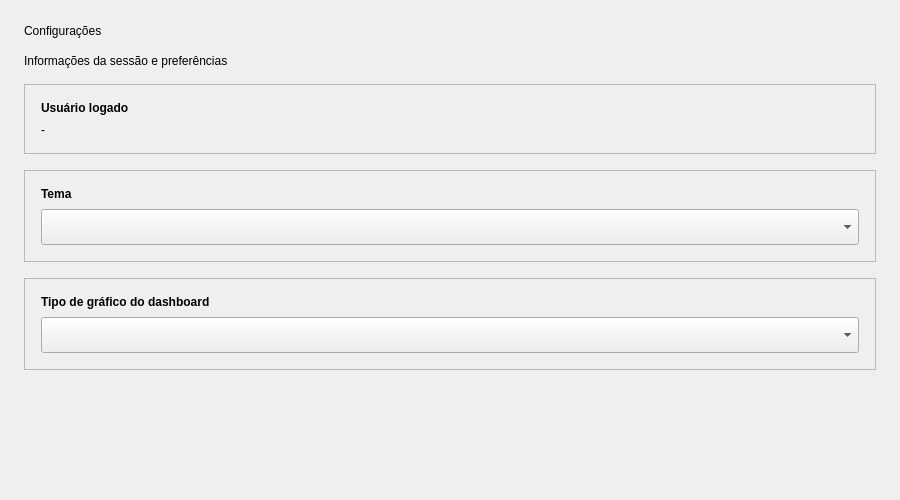
Before: the Qt Designer form ui/settings.ui in Wedson-Junior/MyFinance, drawn with Qt 5.
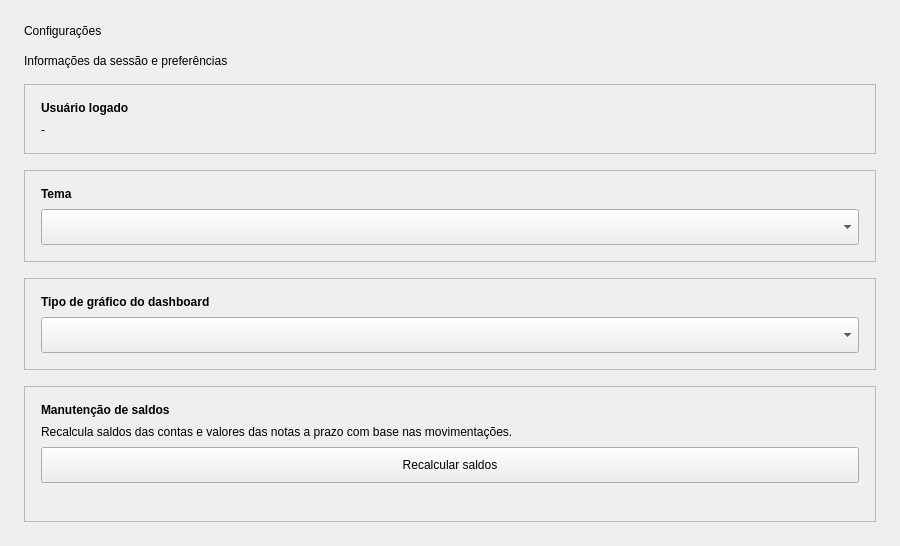
After: the same form once the commit is applied.

Commit message:
feat: contas a pagar/receber com haver e recálculo de saldos
Adiciona notas a prazo unificadas, liquidação parcial via haver
com movimentações vinculadas, exclusão em cascata com estorno
e botão nas configurações para recalcular saldos e status.

Patch:
```diff
--- a/ui/settings.ui
+++ b/ui/settings.ui
@@ -169,6 +169,70 @@
      </layout>
     </widget>
    </item>
+   <item>
+    <widget class="QFrame" name="frame_recalculate">
+     <property name="frameShape">
+      <enum>QFrame::StyledPanel</enum>
+     </property>
+     <layout class="QVBoxLayout" name="recalculateLayout">
+      <property name="spacing">
+       <number>8</number>
+      </property>
+      <property name="leftMargin">
+       <number>16</number>
+      </property>
+      <property name="topMargin">
+       <number>16</number>
+      </property>
+      <property name="rightMargin">
+       <number>16</number>
+      </property>
+      <property name="bottomMargin">
+       <number>16</number>
+      </property>
+      <item>
+       <widget class="QLabel" name="lbl_recalculate_title">
+        <property name="text">
+         <string>Manutenção de saldos</string>
+        </property>
+        <property name="styleSheet">
+         <string notr="true">font-weight: bold;</string>
+        </property>
+       </widget>
+      </item>
+      <item>
+       <widget class="QLabel" name="lbl_recalculate_hint">
+        <property name="text">
+         <string>Recalcula saldos das contas e valores das notas a prazo com base nas movimentações.</string>
+        </property>
+        <property name="wordWrap">
+         <bool>true</bool>
+        </property>
+       </widget>
+      </item>
+      <item>
+       <widget class="QPushButton" name="btn_recalculate">
+        <property name="text">
+         <string>Recalcular saldos</string>
+        </property>
+        <property name="minimumSize">
+         <size>
+          <width>180</width>
+          <height>36</height>
+         </size>
+        </property>
+       </widget>
+      </item>
+      <item>
+       <widget class="QLabel" name="lbl_recalculate_status">
+        <property name="text">
+         <string/>
+        </property>
+       </widget>
+      </item>
+     </layout>
+    </widget>
+   </item>
    <item>
     <spacer name="verticalSpacer">
      <property name="orientation">
```
The commit also changes 13 other files.
